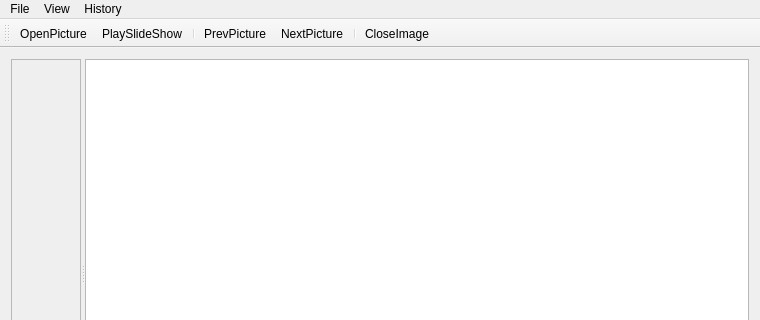
Demetri0/ImageViewer, file mainwindow.ui: the form before one commit; both pictures show x 0 to 760 and y 0 to 320 of the 760 by 548 pixel window.
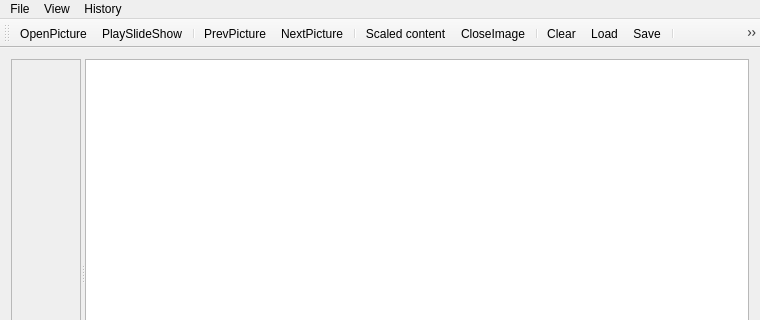
The form after the commit. Icons and pictures are not drawn.

Patch:
```diff
--- a/mainwindow.ui
+++ b/mainwindow.ui
@@ -265,7 +265,15 @@
    <addaction name="actionPrevPicture"/>
    <addaction name="actionNextPicture"/>
    <addaction name="separator"/>
+   <addaction name="actionScaled_content"/>
    <addaction name="actionCloseImage"/>
+   <addaction name="separator"/>
+   <addaction name="actionClear"/>
+   <addaction name="actionLoad"/>
+   <addaction name="actionSave"/>
+   <addaction name="separator"/>
+   <addaction name="actionRemove_selected"/>
+   <addaction name="separator"/>
   </widget>
   <widget class="QStatusBar" name="statusBar"/>
   <action name="actionOpenPicture">
```
Left out of the diff: 3 changed lines with no effect on the pictures.
